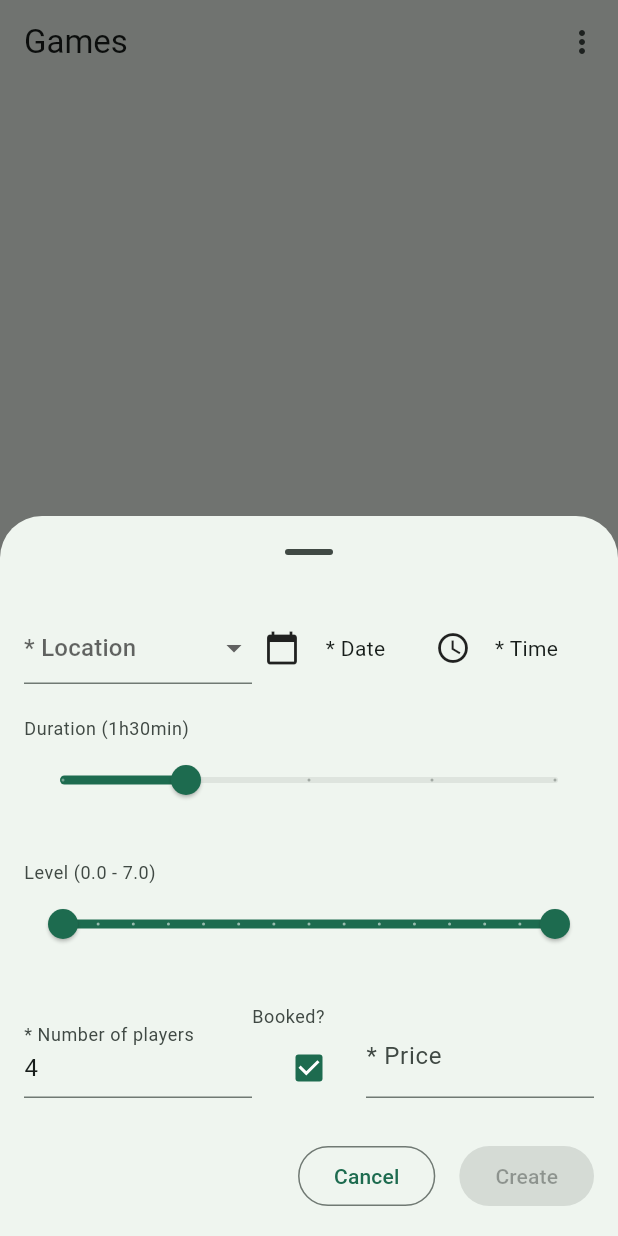
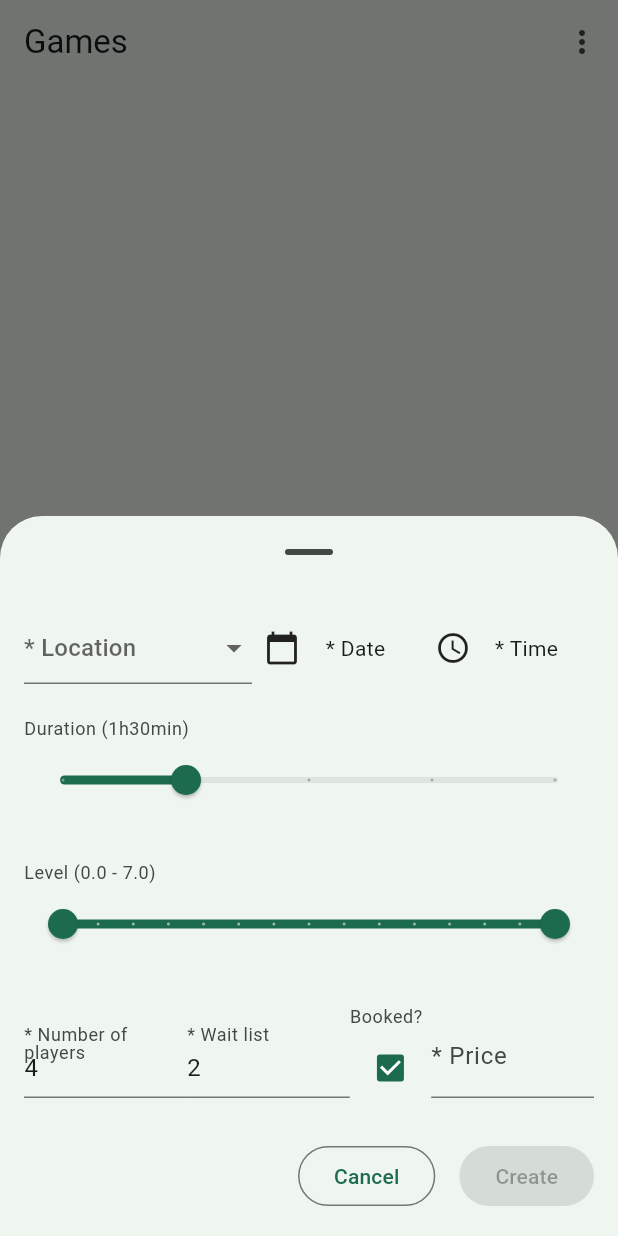
Before and after one commit to ValentinVignal/padelistas, a Flutter app: the NewGameScreen screen opened by its route, on a phone screen of 412 x 824 dp. Run offline on Flutter 3.47's test engine with Material 2 defaults, Android fonts, the light colour scheme and no system bars; our stand-ins replace cloud_firestore, firebase_analytics, firebase_auth, firebase_core, flutter_riverpod, flutter_svg and 5 more; missing offline and left inert: animated_collection; accounts and stored records are empty; generated files the repository leaves out were written again; statements that could not run were skipped.

Commit message:
:sparkles: Wait list for the game creation

```diff
--- a/lib/models/game.dart
+++ b/lib/models/game.dart
@@ -24,8 +24,12 @@ class Game with _$Game {
     required double price,
     @LevelJsonConverter() required Level minLevel,
     @LevelJsonConverter() required Level maxLevel,
-    List<String>? players,
+    // It is what freezed recommends.
+    //
+    // ignore: invalid_annotation_target
+    @JsonKey(includeIfNull: false) List<String>? players,
     required String createdBy,
+    required int numberOfWaitListPlayers,
   }) = _Game;
 
   factory Game.fromJson(Map<String, dynamic> json) => _$GameFromJson(json);
@@ -37,4 +41,11 @@ class Game with _$Game {
   const Game._();
 
   List<String> get playersNullSafe => players ?? const <String>[];
+
+  /// `Map<String, String | bool>`.
+  Json toSimpleJson() => {
+        ...toJson(),
+        'date': date.toIso8601String(),
+        'booked': booked.toString()
+      };
 }
--- a/lib/screens/games/new/new_game_screen.dart
+++ b/lib/screens/games/new/new_game_screen.dart
@@ -29,6 +29,7 @@ class _NewGameScreenState extends State<NewGameScreen> {
   var _duration = const Duration(hours: 1, minutes: 30);
 
   final _numberOfPlayersController = TextEditingController(text: '4');
+  final _waitListController = TextEditingController(text: '2');
 
   var _booked = true;
 
@@ -61,6 +62,7 @@ class _NewGameScreenState extends State<NewGameScreen> {
         _date = newDate;
       });
       if (!mounted) return;
+      if (_time != null) return;
       await _pickTime(context);
     }
   }
@@ -76,6 +78,14 @@ class _NewGameScreenState extends State<NewGameScreen> {
         _time = newTime;
       });
     }
+  }
+
+  @override
+  void dispose() {
+    _numberOfPlayersController.dispose();
+    _waitListController.dispose();
+    _priceController.dispose();
+    super.dispose();
   }
 
   @override
@@ -107,7 +117,9 @@ class _NewGameScreenState extends State<NewGameScreen> {
                           setState(() {
                             _location = value;
                           });
-                          _pickDate(context);
+                          if (_date == null) {
+                            _pickDate(context);
+                          }
                         },
                         value: _location,
                         hint: const Text('* Location'),
@@ -235,6 +247,26 @@ class _NewGameScreenState extends State<NewGameScreen> {
                     ),
                   ),
                   Expanded(
+                    flex: 2,
+                    child: TextFormField(
+                      decoration: const InputDecoration(
+                        label: Text('* Wait list'),
+                      ),
+                      inputFormatters: <TextInputFormatter>[
+                        FilteringTextInputFormatter.digitsOnly
+                      ],
+                      validator: (value) {
+                        if (value?.isEmpty ?? true) return 'Required';
+                        if (int.tryParse(value!) == null) {
+                          return 'Invalid number';
+                        }
+
+                        return null;
+                      },
+                      controller: _waitListController,
+                    ),
+                  ),
+                  Expanded(
                     child: InputDecorator(
                       decoration: const InputDecoration(
                         labelText: 'Booked?',
@@ -301,6 +333,8 @@ class _NewGameScreenState extends State<NewGameScreen> {
                         minLevel: _minLevel,
                         maxLevel: _maxLevel,
                         createdBy: userNotifier.value!.id,
+                        numberOfWaitListPlayers:
+                            int.parse(_waitListController.text),
                       );
 
                       await FirebaseFirestore.instance.collection('games').add(
@@ -309,7 +343,7 @@ class _NewGameScreenState extends State<NewGameScreen> {
 
                       FirebaseAnalytics.instance.logEvent(
                         name: 'new_game',
-                        parameters: game.toJson(),
+                        parameters: game.toSimpleJson(),
                       );
                       if (!mounted) return;
 
```
Also changed, not shown: lib/models/game.freezed.dart, lib/models/game.g.dart, 1 other file.
